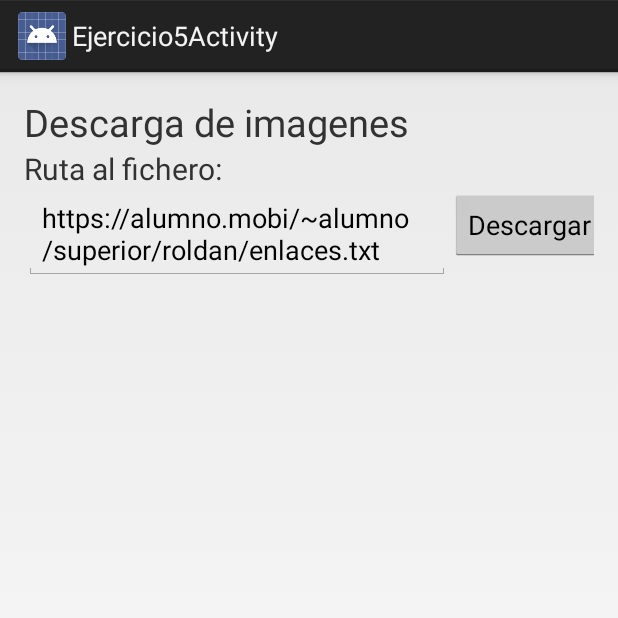
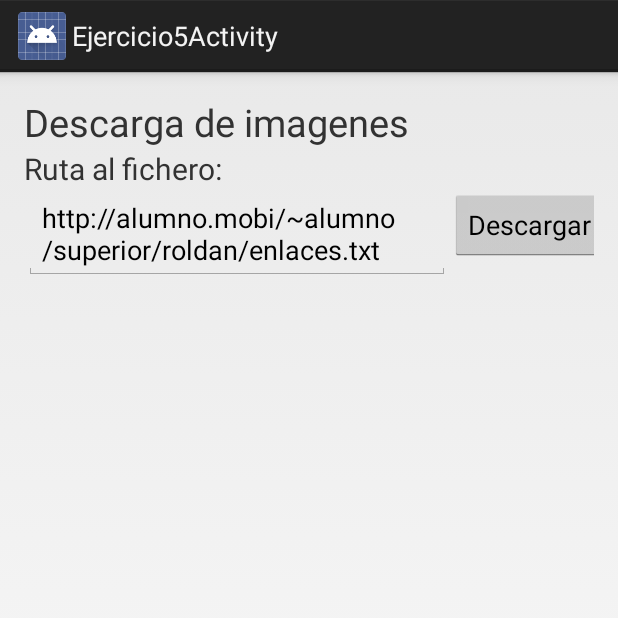
Before and after one commit to jroldan686/ACDAT_Tema2, an Android app: the Ejercicio5Activity screen opened directly, with no data from a screen before it, on a phone screen of 412 x 824 dp, the top half of it. Run offline under Robolectric (Android 15) with nearby library versions, the phone set to English and light mode, and no system bars; libraries missing offline, so code that uses them is left out: cz.msebera.android; pictures from the network do not load.

Commit message:
Ejercicios del Tema 2 de ACDAT: actualizadas las rutas de ficheros

```diff
--- a/app/src/main/java/jrl/acdat/acdat_tema2/Ejercicio5Activity.java
+++ b/app/src/main/java/jrl/acdat/acdat_tema2/Ejercicio5Activity.java
@@ -24,7 +24,7 @@ import java.util.ArrayList;
 
 public class Ejercicio5Activity extends Activity implements View.OnClickListener {
 
-    public static final String RUTAFICHERO = "https://alumno.mobi/~alumno/superior/roldan/enlaces.txt";
+    public static final String RUTAFICHERO = "http://alumno.mobi/~alumno/superior/roldan/enlaces.txt";
 
     TextView txvTituloEjercicio5, txvRutaFichero;
     EditText edtRutaFichero;
--- a/app/src/main/java/jrl/acdat/acdat_tema2/Ejercicio6Activity.java
+++ b/app/src/main/java/jrl/acdat/acdat_tema2/Ejercicio6Activity.java
@@ -21,7 +21,7 @@ import java.io.InputStreamReader;
 
 public class Ejercicio6Activity extends Activity implements View.OnClickListener {
 
-    public static final String RUTAFICHERO = "https://alumno.mobi/~alumno/superior/roldan/cambio.txt";
+    public static final String RUTAFICHERO = "http://alumno.mobi/~alumno/superior/roldan/cambio.txt";
 
     EditText euros, dolares;
     RadioButton eurDolar, dolarEur;
--- a/app/src/main/java/jrl/acdat/acdat_tema2/Ejercicio7Activity.java
+++ b/app/src/main/java/jrl/acdat/acdat_tema2/Ejercicio7Activity.java
@@ -23,7 +23,7 @@ public class Ejercicio7Activity extends Activity {
 
     private static final int ABRIRFICHERO_REQUEST_CODE = 1;
     public static final String PASSWORD = "alumno2017";
-    public static final String WEB = "https://alumno.mobi/~alumno/superior/roldan/upload.php";
+    public static final String WEB = "http://alumno.mobi/~alumno/superior/roldan/upload.php";
 
     private TextView txvInformacion;
     private Button btnAbrir;
```
Also changed, not shown: app/build.gradle (+4 -4 lines), app/src/main/java/jrl/acdat/acdat_tema2/OkHttp3Stack.java (+30 -1 lines), 1 other file.
